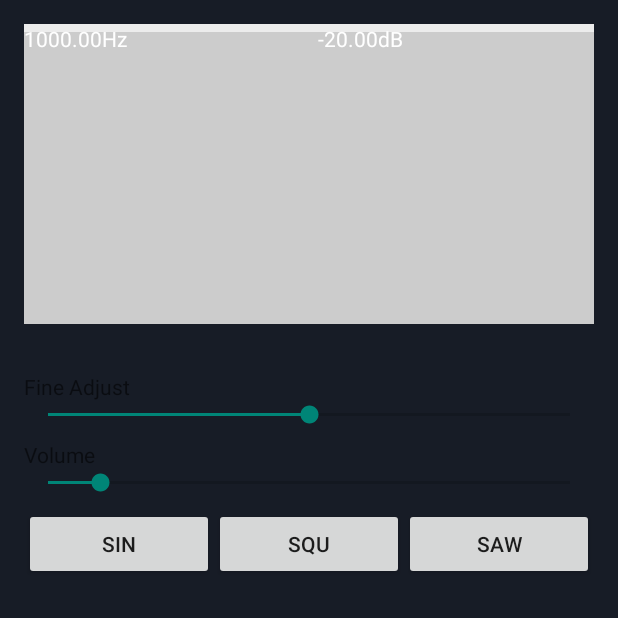
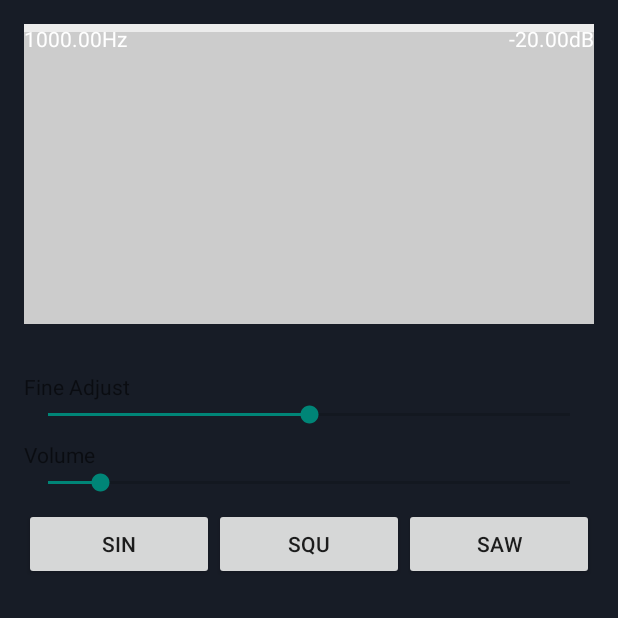
Before and after one commit to leicht-io/Signor, an Android app: the screen it shows after launch (Main), on a phone screen of 412 x 824 dp, the top half of it. Run offline under Robolectric (Android 15) with nearby library versions, the phone set to English and light mode, and no system bars.

Commit message:
chore: cleaned.

```diff
--- a/app/src/main/res/layout/main.xml
+++ b/app/src/main/res/layout/main.xml
@@ -30,13 +30,13 @@
         android:layout_weight="1"
         android:text="0.00Hz"
         android:textColor="@color/white"
+        android:textAlignment="viewStart"
         android:id="@+id/frequency"
         android:layout_width="wrap_content"
         android:layout_height="wrap_content" />
 
     <TextView
-        android:textAlignment="textEnd"
-        android:layout_weight="1"
+        android:textAlignment="viewEnd"
         android:text="0.00dB"
         android:id="@+id/volume"
         android:textColor="@color/white"
```
